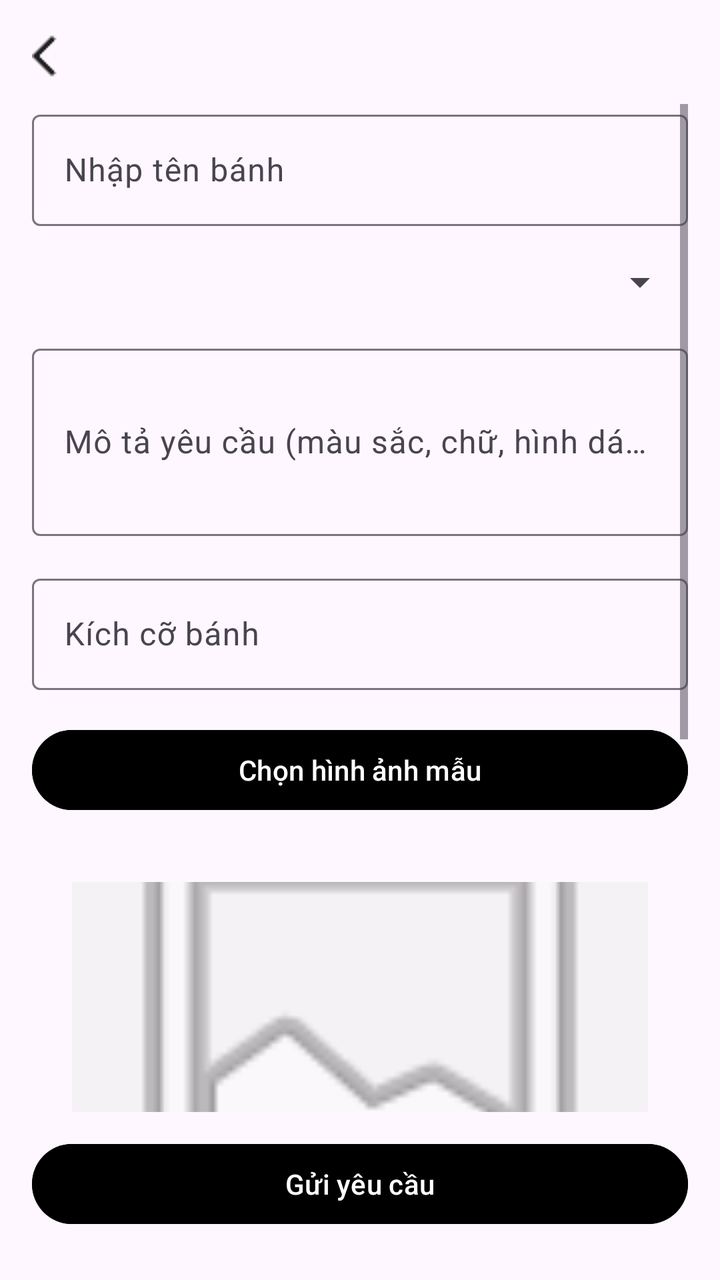
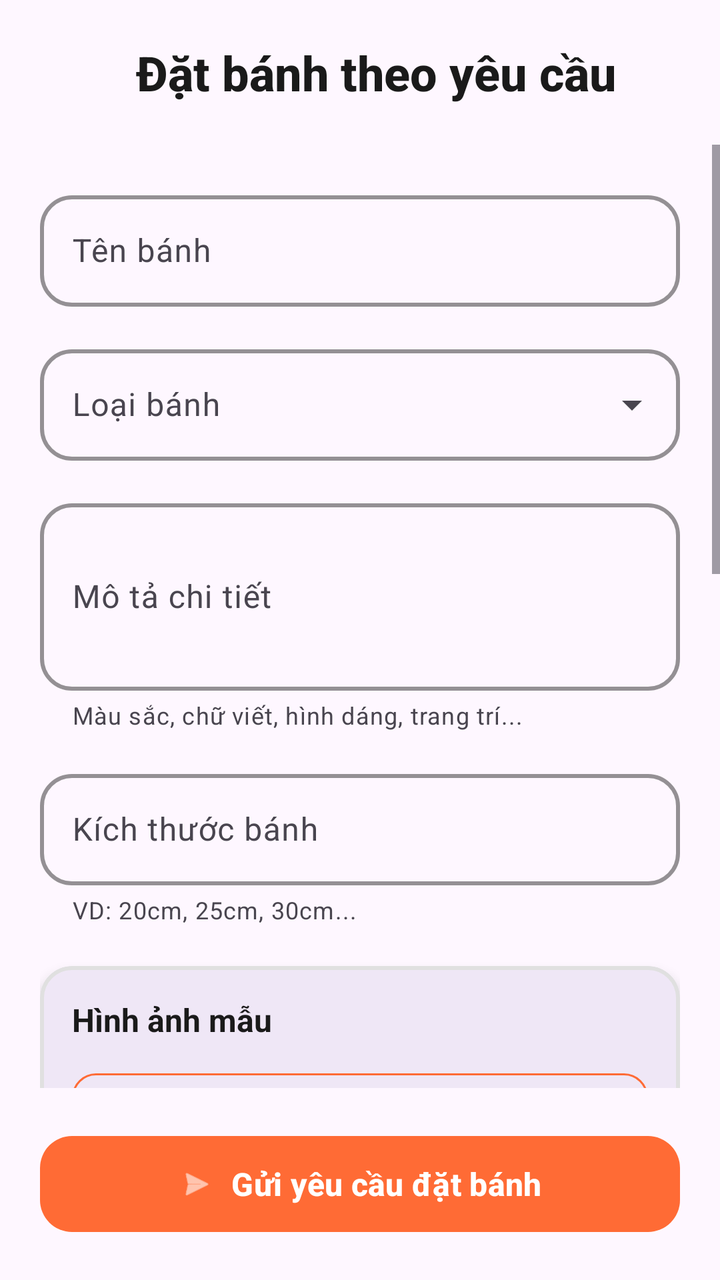

An Android layout rendered at two revisions. The XML below is the earlier revision; the diff shows what the commit changed to produce the second picture.
<!-- AndroidManifest.xml: application theme Theme.MyApplication -->
<!-- res/layout/fragment_orders.xml -->
<?xml version="1.0" encoding="utf-8"?>
<LinearLayout xmlns:android="http://schemas.android.com/apk/res/android"
    xmlns:app="http://schemas.android.com/apk/res-auto"
    xmlns:tools="http://schemas.android.com/tools"
    android:layout_width="match_parent"
    android:layout_height="match_parent"
    android:padding="16dp"
    android:orientation="vertical"
    tools:context=".OrdersFragment">

    
    <ImageView
        android:id="@+id/btn_back"
        android:layout_width="24dp"
        android:layout_height="24dp"
        android:src="@drawable/ic_back"
        android:layout_gravity="start"
        android:contentDescription="Quay lại"
        android:layout_marginBottom="12dp" />

    
    <ScrollView
        android:layout_width="match_parent"
        android:layout_height="0dp"
        android:layout_weight="1">

        <LinearLayout
            android:layout_width="match_parent"
            android:layout_height="wrap_content"
            android:orientation="vertical">

            
            <com.google.android.material.textfield.TextInputLayout
                android:layout_width="match_parent"
                android:layout_height="wrap_content"
                android:hint="Nhập tên bánh">

                <com.google.android.material.textfield.TextInputEditText
                    android:id="@+id/et_ten_banh"
                    android:layout_width="match_parent"
                    android:layout_height="wrap_content" />
            </com.google.android.material.textfield.TextInputLayout>

            
            <com.google.android.material.textfield.TextInputLayout
                android:layout_width="match_parent"
                android:layout_height="wrap_content"
                android:hint="Loại bánh"
                android:layout_marginTop="16dp">

                <Spinner
                    android:id="@+id/spinner_loai_banh"
                    android:layout_width="match_parent"
                    android:layout_height="wrap_content" />
            </com.google.android.material.textfield.TextInputLayout>

            
            <com.google.android.material.textfield.TextInputLayout
                android:layout_width="match_parent"
                android:layout_height="wrap_content"
                android:hint="Mô tả yêu cầu (màu sắc, chữ, hình dáng...)"
                android:layout_marginTop="16dp">

                <com.google.android.material.textfield.TextInputEditText
                    android:id="@+id/et_mo_ta"
                    android:layout_width="match_parent"
                    android:layout_height="wrap_content"
                    android:minLines="3"
                    android:inputType="textMultiLine" />
            </com.google.android.material.textfield.TextInputLayout>

            
            <com.google.android.material.textfield.TextInputLayout
                android:layout_width="match_parent"
                android:layout_height="wrap_content"
                android:hint="Kích cỡ bánh"
                android:layout_marginTop="16dp">

                <com.google.android.material.textfield.TextInputEditText
                    android:id="@+id/et_kich_co"
                    android:layout_width="match_parent"
                    android:layout_height="wrap_content" />
            </com.google.android.material.textfield.TextInputLayout>

            
            <Button
                android:id="@+id/btn_chon_anh"
                android:layout_width="match_parent"
                android:layout_height="wrap_content"
                android:text="Chọn hình ảnh mẫu"
                android:layout_marginTop="16dp"
                android:backgroundTint="@color/black"
                android:textColor="@android:color/white" />

            
            <com.google.android.material.imageview.ShapeableImageView
                android:id="@+id/img_anh_mau"
                android:layout_width="match_parent"
                android:layout_height="200dp"
                android:layout_marginTop="12dp"
                android:scaleType="centerCrop"
                android:background="#F0F0F0"
                android:contentDescription="Khung hiển thị ảnh mẫu"
                android:src="@android:drawable/ic_menu_gallery"
                android:padding="20dp"
                android:alpha="0.6"
                app:shapeAppearanceOverlay="@style/ShapeAppearanceOverlay.Material3.Corner.Left"/>



            
            <com.google.android.material.textfield.TextInputLayout
                android:layout_width="match_parent"
                android:layout_height="wrap_content"
                android:hint="Ngày cần giao (VD: 10/06/2025)"
                android:layout_marginTop="16dp">

                <com.google.android.material.textfield.TextInputEditText
                    android:id="@+id/et_ngay_giao"
                    android:layout_width="match_parent"
                    android:layout_height="wrap_content"
                    android:focusable="false" />
            </com.google.android.material.textfield.TextInputLayout>

            
            <com.google.android.material.textfield.TextInputLayout
                android:layout_width="match_parent"
                android:layout_height="wrap_content"
                android:hint="Tên người nhận"
                android:layout_marginTop="16dp">

                <com.google.android.material.textfield.TextInputEditText
                    android:id="@+id/et_nguoi_nhan"
                    android:layout_width="match_parent"
                    android:layout_height="wrap_content" />
            </com.google.android.material.textfield.TextInputLayout>

            
            <com.google.android.material.textfield.TextInputLayout
                android:layout_width="match_parent"
                android:layout_height="wrap_content"
                android:hint="Số điện thoại"
                android:layout_marginTop="16dp">

                <com.google.android.material.textfield.TextInputEditText
                    android:id="@+id/et_sdt"
                    android:layout_width="match_parent"
                    android:layout_height="wrap_content"
                    android:inputType="phone" />
            </com.google.android.material.textfield.TextInputLayout>
        </LinearLayout>
    </ScrollView>

    
    <Button
        android:id="@+id/btn_dat_banh"
        android:layout_width="match_parent"
        android:layout_height="wrap_content"
        android:text="Gửi yêu cầu"
        android:layout_marginTop="12dp"
        android:layout_marginBottom="8dp"
        android:backgroundTint="@color/black"
        android:textColor="@android:color/white" />
</LinearLayout>
<!-- resources referenced by this layout -->
<resources>
  <color name="black">#000000</color>
  <!-- drawable ic_back: png bitmap (drawable, 215 bytes) -->
  <style name="Theme.MyApplication" parent="Base.Theme.MyApplication" />
  <style name="Base.Theme.MyApplication" parent="Theme.Material3.DayNight.NoActionBar">
          
          
      </style>
</resources>

<!-- the commit's change to res/layout/fragment_orders.xml (unified diff, before → after) -->
@@ -4,161 +4,280 @@
     xmlns:tools="http://schemas.android.com/tools"
     android:layout_width="match_parent"
     android:layout_height="match_parent"
-    android:padding="16dp"
     android:orientation="vertical"
     tools:context=".OrdersFragment">
 
     
-    <ImageView
-        android:id="@+id/btn_back"
-        android:layout_width="24dp"
-        android:layout_height="24dp"
-        android:src="@drawable/ic_back"
-        android:layout_gravity="start"
-        android:contentDescription="Quay lại"
-        android:layout_marginBottom="12dp" />
+    <LinearLayout
+        android:layout_width="match_parent"
+        android:layout_height="wrap_content"
+        android:padding="20dp"
+        android:gravity="center_vertical"
+        android:orientation="horizontal">
+
+        <TextView
+            android:layout_width="0dp"
+            android:layout_height="wrap_content"
+            android:layout_weight="1"
+            android:layout_marginStart="16dp"
+            android:textAlignment="center"
+            android:text="Đặt bánh theo yêu cầu"
+            android:textSize="24sp"
+            android:textStyle="bold"
+            android:textColor="#1A1A1A"
+            android:fontFamily="sans-serif-medium" />
+    </LinearLayout>
 
     
     <ScrollView
         android:layout_width="match_parent"
         android:layout_height="0dp"
-        android:layout_weight="1">
+        android:layout_weight="1"
+        android:fillViewport="true">
 
         <LinearLayout
             android:layout_width="match_parent"
             android:layout_height="wrap_content"
-            android:orientation="vertical">
-
-            
-            <com.google.android.material.textfield.TextInputLayout
-                android:layout_width="match_parent"
-                android:layout_height="wrap_content"
-                android:hint="Nhập tên bánh">
+            android:orientation="vertical"
+            android:padding="20dp">
+
+            
+            <com.google.android.material.textfield.TextInputLayout
+                android:layout_width="match_parent"
+                android:layout_height="wrap_content"
+                android:hint="Tên bánh"
+                app:boxCornerRadiusTopStart="16dp"
+                app:boxCornerRadiusTopEnd="16dp"
+                app:boxCornerRadiusBottomStart="16dp"
+                app:boxCornerRadiusBottomEnd="16dp"
+                app:boxStrokeWidth="2dp"
+                app:hintTextColor="#D56642"
+                app:boxStrokeColor="#03A9F4">
 
                 <com.google.android.material.textfield.TextInputEditText
                     android:id="@+id/et_ten_banh"
                     android:layout_width="match_parent"
-                    android:layout_height="wrap_content" />
-            </com.google.android.material.textfield.TextInputLayout>
-
-            
-            <com.google.android.material.textfield.TextInputLayout
-                android:layout_width="match_parent"
-                android:layout_height="wrap_content"
+                    android:layout_height="wrap_content"
+                    android:textSize="16sp" />
+            </com.google.android.material.textfield.TextInputLayout>
+
+            
+            <com.google.android.material.textfield.TextInputLayout
+                style="@style/Widget.Material3.TextInputLayout.OutlinedBox.ExposedDropdownMenu"
+                android:layout_width="match_parent"
+                android:layout_height="wrap_content"
+                android:layout_marginTop="16dp"
                 android:hint="Loại bánh"
-                android:layout_marginTop="16dp">
-
-                <Spinner
+                app:boxCornerRadiusTopStart="16dp"
+                app:boxCornerRadiusTopEnd="16dp"
+                app:boxCornerRadiusBottomStart="16dp"
+                app:boxCornerRadiusBottomEnd="16dp"
+                app:boxStrokeWidth="2dp"
+                app:hintTextColor="#FF6B35"
+                app:boxStrokeColor="#FF6B35">
+
+                <com.google.android.material.textfield.MaterialAutoCompleteTextView
                     android:id="@+id/spinner_loai_banh"
                     android:layout_width="match_parent"
-                    android:layout_height="wrap_content" />
-            </com.google.android.material.textfield.TextInputLayout>
-
-            
-            <com.google.android.material.textfield.TextInputLayout
-                android:layout_width="match_parent"
-                android:layout_height="wrap_content"
-                android:hint="Mô tả yêu cầu (màu sắc, chữ, hình dáng...)"
-                android:layout_marginTop="16dp">
+                    android:layout_height="wrap_content"
+                    android:inputType="none"
+                    android:textSize="16sp" />
+            </com.google.android.material.textfield.TextInputLayout>
+
+            
+            <com.google.android.material.textfield.TextInputLayout
+                android:layout_width="match_parent"
+                android:layout_height="wrap_content"
+                android:layout_marginTop="16dp"
+                android:hint="Mô tả chi tiết"
+                app:helperText="Màu sắc, chữ viết, hình dáng, trang trí..."
+                app:boxCornerRadiusTopStart="16dp"
+                app:boxCornerRadiusTopEnd="16dp"
+                app:boxCornerRadiusBottomStart="16dp"
+                app:boxCornerRadiusBottomEnd="16dp"
+                app:boxStrokeWidth="2dp"
+                app:hintTextColor="#FF6B35"
+                app:boxStrokeColor="#FF6B35">
 
                 <com.google.android.material.textfield.TextInputEditText
                     android:id="@+id/et_mo_ta"
                     android:layout_width="match_parent"
                     android:layout_height="wrap_content"
                     android:minLines="3"
-                    android:inputType="textMultiLine" />
-            </com.google.android.material.textfield.TextInputLayout>
-
-            
-            <com.google.android.material.textfield.TextInputLayout
-                android:layout_width="match_parent"
-                android:layout_height="wrap_content"
-                android:hint="Kích cỡ bánh"
-                android:layout_marginTop="16dp">
+                    android:maxLines="5"
+                    android:inputType="textMultiLine"
+                    android:textSize="16sp" />
+            </com.google.android.material.textfield.TextInputLayout>
+
+            
+            <com.google.android.material.textfield.TextInputLayout
+                android:layout_width="match_parent"
+                android:layout_height="wrap_content"
+                android:layout_marginTop="16dp"
+                android:hint="Kích thước bánh"
+                app:helperText="VD: 20cm, 25cm, 30cm..."
+                app:boxCornerRadiusTopStart="16dp"
+                app:boxCornerRadiusTopEnd="16dp"
+                app:boxCornerRadiusBottomStart="16dp"
+                app:boxCornerRadiusBottomEnd="16dp"
+                app:boxStrokeWidth="2dp"
+                app:hintTextColor="#FF6B35"
+                app:boxStrokeColor="#FF6B35">
 
                 <com.google.android.material.textfield.TextInputEditText
                     android:id="@+id/et_kich_co"
                     android:layout_width="match_parent"
-                    android:layout_height="wrap_content" />
-            </com.google.android.material.textfield.TextInputLayout>
-
-            
-            <Button
-                android:id="@+id/btn_chon_anh"
-                android:layout_width="match_parent"
-                android:layout_height="wrap_content"
-                android:text="Chọn hình ảnh mẫu"
-                android:layout_marginTop="16dp"
-                android:backgroundTint="@color/black"
-                android:textColor="@android:color/white" />
-
-            
-            <com.google.android.material.imageview.ShapeableImageView
-                android:id="@+id/img_anh_mau"
-                android:layout_width="match_parent"
-                android:layout_height="200dp"
-                android:layout_marginTop="12dp"
-                android:scaleType="centerCrop"
-                android:background="#F0F0F0"
-                android:contentDescription="Khung hiển thị ảnh mẫu"
-                android:src="@android:drawable/ic_menu_gallery"
-                android:padding="20dp"
-                android:alpha="0.6"
-                app:shapeAppearanceOverlay="@style/ShapeAppearanceOverlay.Material3.Corner.Left"/>
-
-
-
-            
-            <com.google.android.material.textfield.TextInputLayout
-                android:layout_width="match_parent"
-                android:layout_height="wrap_content"
-                android:hint="Ngày cần giao (VD: 10/06/2025)"
-                android:layout_marginTop="16dp">
+                    android:layout_height="wrap_content"
+                    android:textSize="16sp" />
+            </com.google.android.material.textfield.TextInputLayout>
+
+            
+            <com.google.android.material.card.MaterialCardView
+                android:layout_width="match_parent"
+                android:layout_height="wrap_content"
+                android:layout_marginTop="20dp"
+                app:cardCornerRadius="16dp"
+                app:cardElevation="4dp"
+                app:strokeWidth="2dp"
+                app:strokeColor="#E0E0E0">
+
+                <LinearLayout
+                    android:layout_width="match_parent"
+                    android:layout_height="wrap_content"
+                    android:orientation="vertical"
+                    android:padding="16dp">
+
+                    <TextView
+                        android:layout_width="wrap_content"
+                        android:layout_height="wrap_content"
+                        android:text="Hình ảnh mẫu"
+                        android:textSize="16sp"
+                        android:textStyle="bold"
+                        android:textColor="#1A1A1A"
+                        android:layout_marginBottom="12dp" />
+
+                    <com.google.android.material.button.MaterialButton
+                        android:id="@+id/btn_chon_anh"
+                        style="@style/Widget.Material3.Button.OutlinedButton"
+                        android:layout_width="match_parent"
+                        android:layout_height="wrap_content"
+                        android:text="Chọn hình ảnh"
+                        app:icon="@android:drawable/ic_menu_camera"
+                        app:iconGravity="textStart"
+                        app:strokeColor="#FF6B35"
+                        android:textColor="#FF6B35"
+                        app:cornerRadius="12dp" />
+
+                    <com.google.android.material.imageview.ShapeableImageView
+                        android:id="@+id/img_anh_mau"
+                        android:layout_width="match_parent"
+                        android:layout_height="200dp"
+                        android:layout_marginTop="12dp"
+                        android:scaleType="centerCrop"
+                        android:background="#F5F5F5"
+                        android:contentDescription="Hình ảnh mẫu"
+                        android:src="@android:drawable/ic_menu_gallery"
+                        android:padding="40dp"
+                        android:alpha="0.4"/>
+                </LinearLayout>
+            </com.google.android.material.card.MaterialCardView>
+
+            
+            <com.google.android.material.textfield.TextInputLayout
+                android:layout_width="match_parent"
+                android:layout_height="wrap_content"
+                android:layout_marginTop="20dp"
+                android:hint="Ngày giao hàng"
+                app:helperText="Chọn ngày cần nhận bánh"
+                app:boxCornerRadiusTopStart="16dp"
+                app:boxCornerRadiusTopEnd="16dp"
+                app:boxCornerRadiusBottomStart="16dp"
+                app:boxCornerRadiusBottomEnd="16dp"
+                app:boxStrokeWidth="2dp"
+                app:hintTextColor="#FF6B35"
+                app:boxStrokeColor="#FF6B35"
+                app:endIconMode="custom"
+                app:endIconDrawable="@android:drawable/ic_menu_my_calendar">
 
                 <com.google.android.material.textfield.TextInputEditText
                     android:id="@+id/et_ngay_giao"
                     android:layout_width="match_parent"
                     android:layout_height="wrap_content"
-                    android:focusable="false" />
-            </com.google.android.material.textfield.TextInputLayout>
-
-            
-            <com.google.android.material.textfield.TextInputLayout
-                android:layout_width="match_parent"
-                android:layout_height="wrap_content"
+                    android:focusable="false"
+                    android:textSize="16sp" />
+            </com.google.android.material.textfield.TextInputLayout>
+
+            
+            <com.google.android.material.textfield.TextInputLayout
+                android:layout_width="match_parent"
+                android:layout_height="wrap_content"
+                android:layout_marginTop="16dp"
                 android:hint="Tên người nhận"
-                android:layout_marginTop="16dp">
+                app:boxCornerRadiusTopStart="16dp"
+                app:boxCornerRadiusTopEnd="16dp"
+                app:boxCornerRadiusBottomStart="16dp"
+                app:boxCornerRadiusBottomEnd="16dp"
+                app:boxStrokeWidth="2dp"
+                app:hintTextColor="#FF6B35"
+                app:boxStrokeColor="#FF6B35">
 
                 <com.google.android.material.textfield.TextInputEditText
                     android:id="@+id/et_nguoi_nhan"
                     android:layout_width="match_parent"
-                    android:layout_height="wrap_content" />
-            </com.google.android.material.textfield.TextInputLayout>
-
-            
-            <com.google.android.material.textfield.TextInputLayout
-                android:layout_width="match_parent"
-                android:layout_height="wrap_content"
+                    android:layout_height="wrap_content"
+                    android:textSize="16sp" />
+            </com.google.android.material.textfield.TextInputLayout>
+
+            
+            <com.google.android.material.textfield.TextInputLayout
+                android:layout_width="match_parent"
+                android:layout_height="wrap_content"
+                android:layout_marginTop="16dp"
                 android:hint="Số điện thoại"
-                android:layout_marginTop="16dp">
+                app:boxCornerRadiusTopStart="16dp"
+                app:boxCornerRadiusTopEnd="16dp"
+                app:boxCornerRadiusBottomStart="16dp"
+                app:boxCornerRadiusBottomEnd="16dp"
+                app:boxStrokeWidth="2dp"
+                app:hintTextColor="#FF6B35"
+                app:boxStrokeColor="#FF6B35"
+                app:prefixText="+84 ">
 
                 <com.google.android.material.textfield.TextInputEditText
                     android:id="@+id/et_sdt"
                     android:layout_width="match_parent"
                     android:layout_height="wrap_content"
-                    android:inputType="phone" />
-            </com.google.android.material.textfield.TextInputLayout>
+                    android:inputType="phone"
+                    android:textSize="16sp" />
+            </com.google.android.material.textfield.TextInputLayout>
+
+            
+            <View
+                android:layout_width="match_parent"
+                android:layout_height="24dp" />
+
         </LinearLayout>
     </ScrollView>
 
     
-    <Button
-        android:id="@+id/btn_dat_banh"
+    <LinearLayout
         android:layout_width="match_parent"
         android:layout_height="wrap_content"
-        android:text="Gửi yêu cầu"
-        android:layout_marginTop="12dp"
-        android:layout_marginBottom="8dp"
-        android:backgroundTint="@color/black"
-        android:textColor="@android:color/white" />
+        android:padding="20dp"
+        android:orientation="horizontal">
+
+        <com.google.android.material.button.MaterialButton
+            android:id="@+id/btn_dat_banh"
+            android:layout_width="match_parent"
+            android:layout_height="56dp"
+            android:text="Gửi yêu cầu đặt bánh"
+            android:textSize="16sp"
+            android:textStyle="bold"
+            app:backgroundTint="#FF6B35"
+            app:cornerRadius="16dp"
+            android:textColor="@android:color/white"
+            app:icon="@android:drawable/ic_menu_send"
+            app:iconGravity="textStart" />
+    </LinearLayout>
+
 </LinearLayout>
<!-- resource entries referenced after the edit -->
@@ -1,7 +1,5 @@
 <!-- resources referenced by this layout -->
 <resources>
-  <color name="black">#000000</color>
-  <!-- drawable ic_back: png bitmap (drawable, 215 bytes) -->
   <style name="Theme.MyApplication" parent="Base.Theme.MyApplication" />
   <style name="Base.Theme.MyApplication" parent="Theme.Material3.DayNight.NoActionBar">
           
